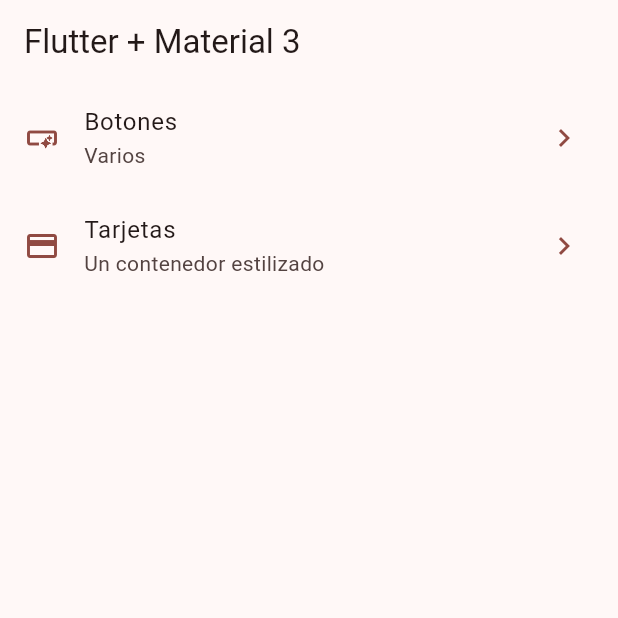
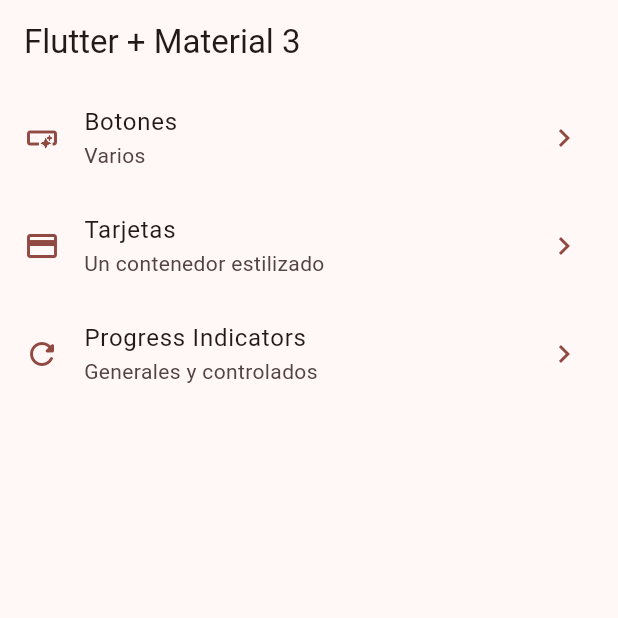
Before and after one commit to KevinNieto98/WidgetsApp, a Flutter app: the screen it shows after launch, on a phone screen of 412 x 824 dp, the top half of it. Run offline on Flutter 3.47's test engine with Material 3 defaults, Android fonts, the phone set to English and light mode, and no system bars; our stand-ins replace go_router.

Commit message:
Circular Progress

```diff
--- a/lib/config/menu/menu_items.dart
+++ b/lib/config/menu/menu_items.dart
@@ -27,4 +27,11 @@ const appMenuItems = <MenuItem>[
     link: '/cards',
     icon: Icons.credit_card
   ),
+  MenuItem(
+    title: 'Progress Indicators',
+    subtitle: 'Generales y controlados',
+    link: '/progress',
+    icon: Icons.refresh_rounded
+  ),
+
 ];
--- a/lib/config/router/app_router.dart
+++ b/lib/config/router/app_router.dart
@@ -20,5 +20,10 @@ final appRouter = GoRouter(
       name: CardsScreen.name,
       builder: (context, state) => const CardsScreen(),
     ),
+    GoRoute(
+      path: '/progress',
+      name: ProgressScreen.name,
+      builder: (context, state) => const ProgressScreen(),
+    ),
   ],
 );
```
Also changed, not shown: lib/presentation/screens/progress/progress_screen.dart (+59 -2 lines).
